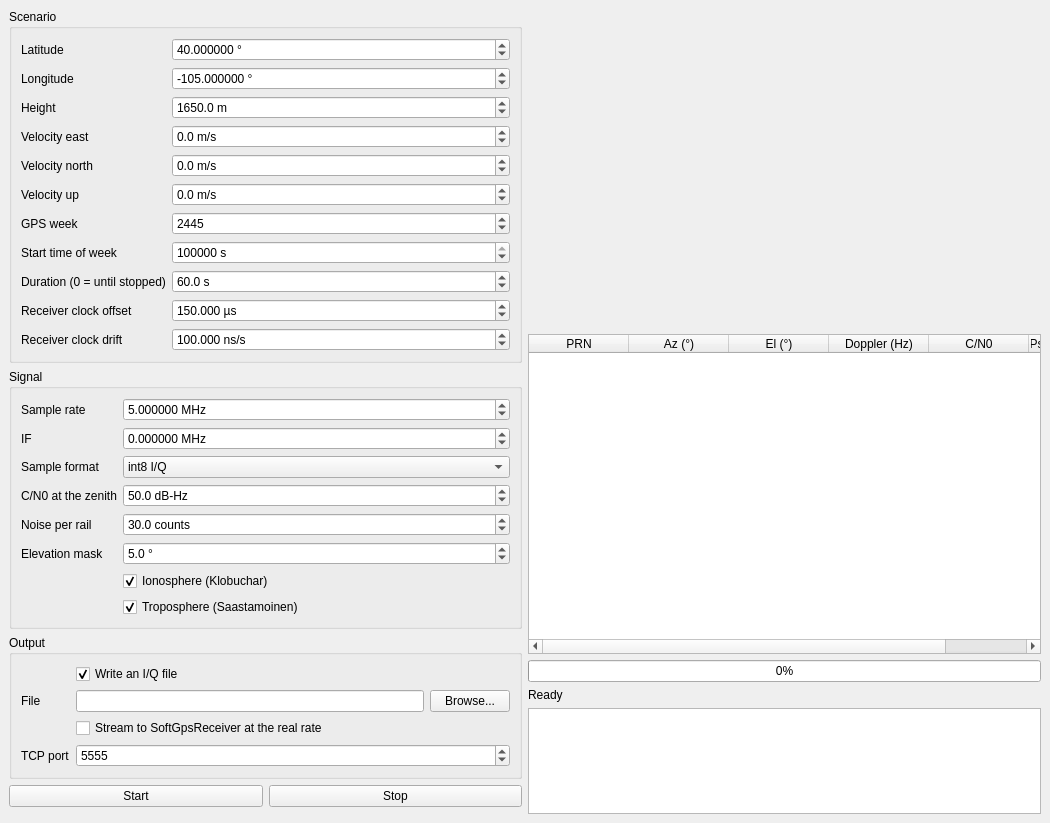
Before: the Qt Designer form mainwindow.ui in smilima/GPSSim, drawn with Qt 5.
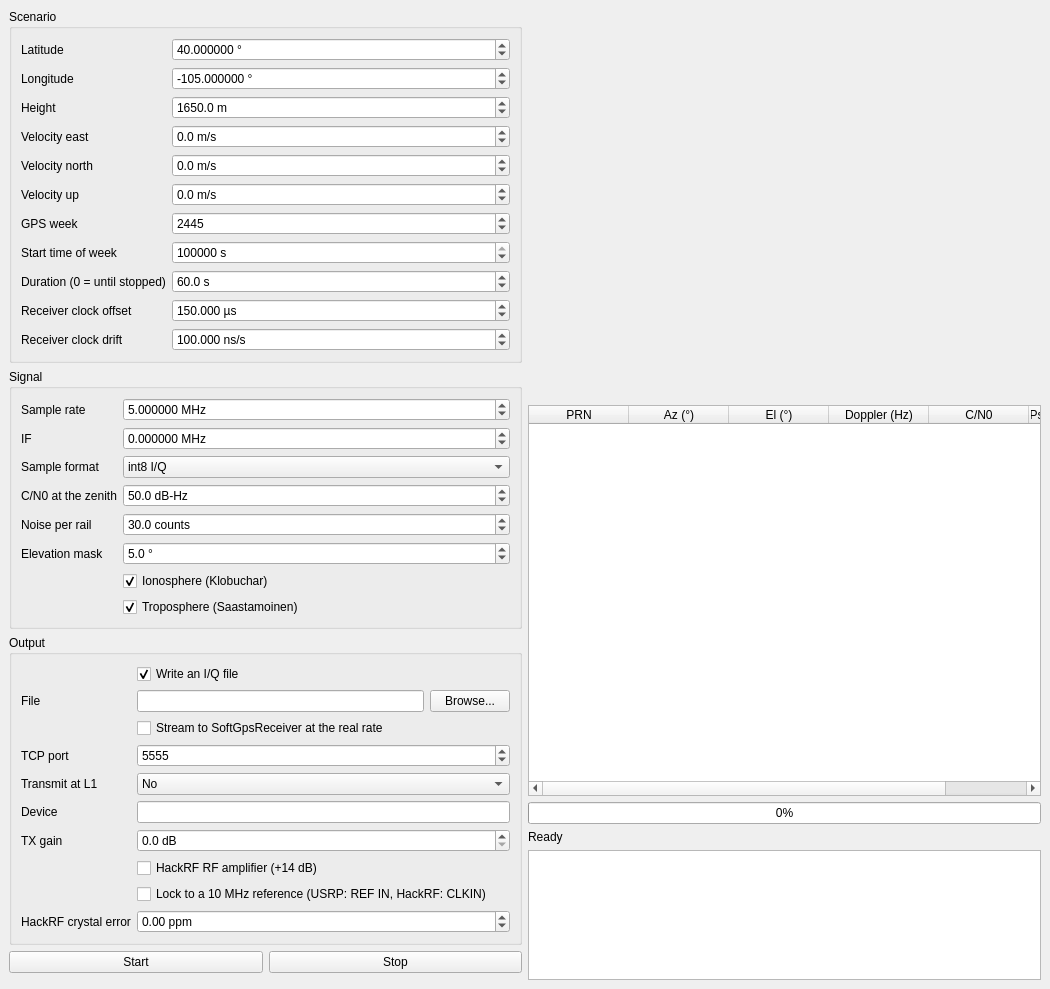
After: the same form once the commit is applied. Custom widgets are drawn as their Qt base class.

Commit message: Transmit the simulation from a USRP or a HackRF One

Patch:
```diff
--- a/mainwindow.ui
+++ b/mainwindow.ui
@@ -5,7 +5,7 @@
 <property name="windowTitle"><string>GPSSim</string></property>
 <widget class="QWidget" name="centralwidget"><layout class="QHBoxLayout" name="mainLayout">
 <item><layout class="QVBoxLayout" name="leftColumn">
-<item><widget class="QGroupBox" name="scenarioBox"><property name="title"><string>Scenario</string></property><layout class="QFormLayout" name="scenarioBoxForm"><item row="0" column="0"><widget class="QLabel" name="scenarioBoxL0"><property name="text"><string>Latitude</string></property></widget></item><item row="0" column="1"><widget class="QDoubleSpinBox" name="latSpin"><property name="suffix"><string> °</string></property><property name="decimals"><number>6</number></property><property name="minimum"><double>-90</double></property><property name="maximum"><double>90</double></property><property name="value"><double>40</double></property></widget></item><item row="1" column="0"><widget class="QLabel" name="scenarioBoxL1"><property name="text"><string>Longitude</string></property></widget></item><item row="1" column="1"><widget class="QDoubleSpinBox" name="lonSpin"><property name="suffix"><string> °</string></property><property name="decimals"><number>6</number></property><property name="minimum"><double>-180</double></property><property name="maximum"><double>180</double></property><property name="value"><double>-105</double></property></widget></item><item row="2" column="0"><widget class="QLabel" name="scenarioBoxL2"><property name="text"><string>Height</string></property></widget></item><item row="2" column="1"><widget class="QDoubleSpinBox" name="altSpin"><property name="suffix"><string> m</string></property><property name="decimals"><number>1</number></property><property name="minimum"><double>-400</double></property><property name="maximum"><double>100000</double></property><property name="value"><double>1650</double></property></widget></item><item row="3" column="0"><widget class="QLabel" name="scenarioBoxL3"><property name="text"><string>Velocity east</string></property></widget></item><item row="3" column="1"><widget class="QDoubleSpinBox" name="velEastSpin"><property name="suffix"><string> m/s</string></property><property name="decimals"><number>1</number></property><property name="minimum"><double>-10000</double></property><property name="maximum"><double>10000</double></property><property name="value"><double>0</double></property></widget></item><item row="4" column="0"><widget class="QLabel" name="scenarioBoxL4"><property name="text"><string>Velocity north</string></property></widget></item><item row="4" column="1"><widget class="QDoubleSpinBox" name="velNorthSpin"><property name="suffix"><string> m/s</string></property><property name="decimals"><number>1</number></property><property name="minimum"><double>-10000</double></property><property name="maximum"><double>10000</double></property><property name="value"><double>0</double></property></widget></item><item row="5" column="0"><widget class="QLabel" name="scenarioBoxL5"><property name="text"><string>Velocity up</string></property></widget></item><item row="5" column="1"><widget class="QDoubleSpinBox" name="velUpSpin"><property name="suffix"><string> m/s</string></property><property name="decimals"><number>1</number></property><property name="minimum"><double>-10000</double></property><property name="maximum"><double>10000</double></property><property name="value"><double>0</double></property></widget></item><item row="6" column="0"><widget class="QLabel" name="scenarioBoxL6"><property name="text"><string>GPS week</string></property></widget></item><item row="6" column="1"><widget class="QSpinBox" name="weekSpin"><property name="suffix"><string></string></property><property name="minimum"><number>0</number></property><property name="maximum"><number>9999</number></property><property name="value"><number>2445</number></property></widget></item><item row="7" column="0"><widget class="QLabel" name="scenarioBoxL7"><property name="text"><string>Start time of week</string></property></widget></item><item row="7" column="1"><widget class="QSpinBox" name="towSpin"><property name="suffix"><string> s</string></property><property name="minimum"><number>0</number></property><property name="maximum"><number>604799</number></property><property name="value"><number>345600</number></property></widget></item><item row="8" column="0"><widget class="QLabel" name="scenarioBoxL8"><property name="text"><string>Duration (0 = until stopped)</string></property></widget></item><item row="8" column="1"><widget class="QDoubleSpinBox" name="secondsSpin"><property name="suffix"><string> s</string></property><property name="decimals"><number>1</number></property><property name="minimum"><double>0</double></property><property name="maximum"><double>86400</double></property><property name="value"><double>60</double></property></widget></item><item row="9" column="0"><widget class="QLabel" name="scenarioBoxL9"><property name="text"><string>Receiver clock offset</string></property></widget></item><item row="9" column="1"><widget class="QDoubleSpinBox" name="biasSpin"><property name="suffix"><string> µs</string></property><property name="decimals"><number>3</number></property><property name="minimum"><double>-1000000</double></property><property name="maximum"><double>1000000</double></property><property name="value"><double>150</double></property></widget></item><item row="10" column="0"><widget class="QLabel" name="scenarioBoxL10"><property name="text"><string>Receiver clock drift</string></property></widget></item><item row="10" column="1"><widget class="QDoubleSpinBox" name="driftSpin"><property name="suffix"><string> ns/s</string></property><property name="decimals"><number>3</number></property><property name="minimum"><double>-10000</double></property><property name="maximum"><double>10000</double></property><property name="value"><double>100</double></property></widget></item></layout></widget></item><item><widget class="QGroupBox" name="signalBox"><property name="title"><string>Signal</string></property><layout class="QFormLayout" name="signalBoxForm"><item row="0" column="0"><widget class="QLabel" name="signalBoxL0"><property name="text"><string>Sample rate</string></property></widget></item><item row="0" column="1"><widget class="QDoubleSpinBox" name="fsSpin"><property name="suffix"><string> MHz</string></property><property name="decimals"><number>6</number></property><property name="minimum"><double>2.046</double></property><property name="maximum"><double>100</double></property><property name="value"><double>5</double></property></widget></item><item row="1" column="0"><widget class="QLabel" name="signalBoxL1"><property name="text"><string>IF</string></property></widget></item><item row="1" column="1"><widget class="QDoubleSpinBox" name="ifSpin"><property name="suffix"><string> MHz</string></property><property name="decimals"><number>6</number></property><property name="minimum"><double>-50</double></property><property name="maximum"><double>50</double></property><property name="value"><double>0</double></property></widget></item><item row="2" column="0"><widget class="QLabel" name="signalBoxL2"><property name="text"><string>Sample format</string></property></widget></item><item row="2" column="1"><widget class="QComboBox" name="formatCombo"><item><property name="text"><string>int8 I/Q</string></property></item><item><property name="text"><string>int16 I/Q</string></property></item><item><property name="text"><string>int8 real</string></property></item><item><property name="text"><string>int16 real</string></property></item></widget></item><item row="3" column="0"><widget class="QLabel" name="signalBoxL3"><property name="text"><string>C/N0 at the zenith</string></property></widget></item><item row="3" column="1"><widget class="QDoubleSpinBox" name="cn0Spin"><property name="suffix"><string> dB-Hz</string></property><property name="decimals"><number>1</number></property><property name="minimum"><double>20</double></property><property name="maximum"><double>60</double></property><property name="value"><double>50</double></property></widget></item><item row="4" column="0"><widget class="QLabel" name="signalBoxL4"><property name="text"><string>Noise per rail</string></property></widget></item><item row="4" column="1"><widget class="QDoubleSpinBox" name="noiseSpin"><property name="suffix"><string> counts</string></property><property name="decimals"><number>1</number></property><property name="minimum"><double>1</double></property><property name="maximum"><double>60</double></property><property name="value"><double>30</double></property></widget></item><item row="5" column="0"><widget class="QLabel" name="signalBoxL5"><property name="text"><string>Elevation mask</string></property></widget></item><item row="5" column="1"><widget class="QDoubleSpinBox" name="maskSpin"><property name="suffix"><string> °</string></property><property name="decimals"><number>1</number></property><property name="minimum"><double>0</double></property><property name="maximum"><double>60</double></property><property name="value"><double>5</double></property></widget></item><item row="6" column="1"><widget class="QCheckBox" name="ionoCheck"><property name="text"><string>Ionosphere (Klobuchar)</string></property><property name="checked"><bool>true</bool></property></widget></item><item row="7" column="1"><widget class="QCheckBox" name="tropoCheck"><property name="text"><string>Troposphere (Saastamoinen)</string></property><property name="checked"><bool>true</bool></property></widget></item></layout></widget></item><item><widget class="QGroupBox" name="outputBox"><property name="title"><string>Output</string></property><layout class="QFormLayout" name="outputBoxForm"><item row="0" column="1"><widget class="QCheckBox" name="fileCheck"><property name="text"><string>Write an I/Q file</string></property><property name="checked"><bool>true</bool></property></widget></item><item row="1" column="0"><widget class="QLabel" name="outputBoxL1"><property name="text"><string>File</string></property></widget></item><item row="1" column="1"><layout class="QHBoxLayout" name="fileRow"><item><widget class="QLineEdit" name="fileEdit"/></item><item><widget class="QPushButton" name="browseButton"><property name="text"><string>Browse...</string></property></widget></item></layout></item><item row="2" column="1"><widget class="QCheckBox" name="streamCheck"><property name="text"><string>Stream to SoftGpsReceiver at the real rate</string></property><property name="checked"><bool>false</bool></property></widget></item><item row="3" column="0"><widget class="QLabel" name="outputBoxL3"><property name="text"><string>TCP port</string></property></widget></item><item row="3" column="1"><widget class="QSpinBox" name="portSpin"><property name="suffix"><string></string></property><property name="minimum"><number>1024</number></property><property name="maximum"><number>65535</number></property><property name="value"><number>5555</number></property></widget></item></layout></widget></item>
+<item><widget class="QGroupBox" name="scenarioBox"><property name="title"><string>Scenario</string></property><layout class="QFormLayout" name="scenarioBoxForm"><item row="0" column="0"><widget class="QLabel" name="scenarioBoxL0"><property name="text"><string>Latitude</string></property></widget></item><item row="0" column="1"><widget class="QDoubleSpinBox" name="latSpin"><property name="suffix"><string> °</string></property><property name="decimals"><number>6</number></property><property name="minimum"><double>-90</double></property><property name="maximum"><double>90</double></property><property name="value"><double>40</double></property></widget></item><item row="1" column="0"><widget class="QLabel" name="scenarioBoxL1"><property name="text"><string>Longitude</string></property></widget></item><item row="1" column="1"><widget class="QDoubleSpinBox" name="lonSpin"><property name="suffix"><string> °</string></property><property name="decimals"><number>6</number></property><property name="minimum"><double>-180</double></property><property name="maximum"><double>180</double></property><property name="value"><double>-105</double></property></widget></item><item row="2" column="0"><widget class="QLabel" name="scenarioBoxL2"><property name="text"><string>Height</string></property></widget></item><item row="2" column="1"><widget class="QDoubleSpinBox" name="altSpin"><property name="suffix"><string> m</string></property><property name="decimals"><number>1</number></property><property name="minimum"><double>-400</double></property><property name="maximum"><double>100000</double></property><property name="value"><double>1650</double></property></widget></item><item row="3" column="0"><widget class="QLabel" name="scenarioBoxL3"><property name="text"><string>Velocity east</string></property></widget></item><item row="3" column="1"><widget class="QDoubleSpinBox" name="velEastSpin"><property name="suffix"><string> m/s</string></property><property name="decimals"><number>1</number></property><property name="minimum"><double>-10000</double></property><property name="maximum"><double>10000</double></property><property name="value"><double>0</double></property></widget></item><item row="4" column="0"><widget class="QLabel" name="scenarioBoxL4"><property name="text"><string>Velocity north</string></property></widget></item><item row="4" column="1"><widget class="QDoubleSpinBox" name="velNorthSpin"><property name="suffix"><string> m/s</string></property><property name="decimals"><number>1</number></property><property name="minimum"><double>-10000</double></property><property name="maximum"><double>10000</double></property><property name="value"><double>0</double></property></widget></item><item row="5" column="0"><widget class="QLabel" name="scenarioBoxL5"><property name="text"><string>Velocity up</string></property></widget></item><item row="5" column="1"><widget class="QDoubleSpinBox" name="velUpSpin"><property name="suffix"><string> m/s</string></property><property name="decimals"><number>1</number></property><property name="minimum"><double>-10000</double></property><property name="maximum"><double>10000</double></property><property name="value"><double>0</double></property></widget></item><item row="6" column="0"><widget class="QLabel" name="scenarioBoxL6"><property name="text"><string>GPS week</string></property></widget></item><item row="6" column="1"><widget class="QSpinBox" name="weekSpin"><property name="suffix"><string></string></property><property name="minimum"><number>0</number></property><property name="maximum"><number>9999</number></property><property name="value"><number>2445</number></property></widget></item><item row="7" column="0"><widget class="QLabel" name="scenarioBoxL7"><property name="text"><string>Start time of week</string></property></widget></item><item row="7" column="1"><widget class="QSpinBox" name="towSpin"><property name="suffix"><string> s</string></property><property name="minimum"><number>0</number></property><property name="maximum"><number>604799</number></property><property name="value"><number>345600</number></property></widget></item><item row="8" column="0"><widget class="QLabel" name="scenarioBoxL8"><property name="text"><string>Duration (0 = until stopped)</string></property></widget></item><item row="8" column="1"><widget class="QDoubleSpinBox" name="secondsSpin"><property name="suffix"><string> s</string></property><property name="decimals"><number>1</number></property><property name="minimum"><double>0</double></property><property name="maximum"><double>86400</double></property><property name="value"><double>60</double></property></widget></item><item row="9" column="0"><widget class="QLabel" name="scenarioBoxL9"><property name="text"><string>Receiver clock offset</string></property></widget></item><item row="9" column="1"><widget class="QDoubleSpinBox" name="biasSpin"><property name="suffix"><string> µs</string></property><property name="decimals"><number>3</number></property><property name="minimum"><double>-1000000</double></property><property name="maximum"><double>1000000</double></property><property name="value"><double>150</double></property></widget></item><item row="10" column="0"><widget class="QLabel" name="scenarioBoxL10"><property name="text"><string>Receiver clock drift</string></property></widget></item><item row="10" column="1"><widget class="QDoubleSpinBox" name="driftSpin"><property name="suffix"><string> ns/s</string></property><property name="decimals"><number>3</number></property><property name="minimum"><double>-10000</double></property><property name="maximum"><double>10000</double></property><property name="value"><double>100</double></property></widget></item></layout></widget></item><item><widget class="QGroupBox" name="signalBox"><property name="title"><string>Signal</string></property><layout class="QFormLayout" name="signalBoxForm"><item row="0" column="0"><widget class="QLabel" name="signalBoxL0"><property name="text"><string>Sample rate</string></property></widget></item><item row="0" column="1"><widget class="QDoubleSpinBox" name="fsSpin"><property name="suffix"><string> MHz</string></property><property name="decimals"><number>6</number></property><property name="minimum"><double>2.046</double></property><property name="maximum"><double>100</double></property><property name="value"><double>5</double></property></widget></item><item row="1" column="0"><widget class="QLabel" name="signalBoxL1"><property name="text"><string>IF</string></property></widget></item><item row="1" column="1"><widget class="QDoubleSpinBox" name="ifSpin"><property name="suffix"><string> MHz</string></property><property name="decimals"><number>6</number></property><property name="minimum"><double>-50</double></property><property name="maximum"><double>50</double></property><property name="value"><double>0</double></property></widget></item><item row="2" column="0"><widget class="QLabel" name="signalBoxL2"><property name="text"><string>Sample format</string></property></widget></item><item row="2" column="1"><widget class="QComboBox" name="formatCombo"><item><property name="text"><string>int8 I/Q</string></property></item><item><property name="text"><string>int16 I/Q</string></property></item><item><property name="text"><string>int8 real</string></property></item><item><property name="text"><string>int16 real</string></property></item></widget></item><item row="3" column="0"><widget class="QLabel" name="signalBoxL3"><property name="text"><string>C/N0 at the zenith</string></property></widget></item><item row="3" column="1"><widget class="QDoubleSpinBox" name="cn0Spin"><property name="suffix"><string> dB-Hz</string></property><property name="decimals"><number>1</number></property><property name="minimum"><double>20</double></property><property name="maximum"><double>60</double></property><property name="value"><double>50</double></property></widget></item><item row="4" column="0"><widget class="QLabel" name="signalBoxL4"><property name="text"><string>Noise per rail</string></property></widget></item><item row="4" column="1"><widget class="QDoubleSpinBox" name="noiseSpin"><property name="suffix"><string> counts</string></property><property name="decimals"><number>1</number></property><property name="minimum"><double>1</double></property><property name="maximum"><double>60</double></property><property name="value"><double>30</double></property></widget></item><item row="5" column="0"><widget class="QLabel" name="signalBoxL5"><property name="text"><string>Elevation mask</string></property></widget></item><item row="5" column="1"><widget class="QDoubleSpinBox" name="maskSpin"><property name="suffix"><string> °</string></property><property name="decimals"><number>1</number></property><property name="minimum"><double>0</double></property><property name="maximum"><double>60</double></property><property name="value"><double>5</double></property></widget></item><item row="6" column="1"><widget class="QCheckBox" name="ionoCheck"><property name="text"><string>Ionosphere (Klobuchar)</string></property><property name="checked"><bool>true</bool></property></widget></item><item row="7" column="1"><widget class="QCheckBox" name="tropoCheck"><property name="text"><string>Troposphere (Saastamoinen)</string></property><property name="checked"><bool>true</bool></property></widget></item></layout></widget></item><item><widget class="QGroupBox" name="outputBox"><property name="title"><string>Output</string></property><layout class="QFormLayout" name="outputBoxForm"><item row="0" column="1"><widget class="QCheckBox" name="fileCheck"><property name="text"><string>Write an I/Q file</string></property><property name="checked"><bool>true</bool></property></widget></item><item row="1" column="0"><widget class="QLabel" name="outputBoxL1"><property name="text"><string>File</string></property></widget></item><item row="1" column="1"><layout class="QHBoxLayout" name="fileRow"><item><widget class="QLineEdit" name="fileEdit"/></item><item><widget class="QPushButton" name="browseButton"><property name="text"><string>Browse...</string></property></widget></item></layout></item><item row="2" column="1"><widget class="QCheckBox" name="streamCheck"><property name="text"><string>Stream to SoftGpsReceiver at the real rate</string></property><property name="checked"><bool>false</bool></property></widget></item><item row="3" column="0"><widget class="QLabel" name="outputBoxL3"><property name="text"><string>TCP port</string></property></widget></item><item row="3" column="1"><widget class="QSpinBox" name="portSpin"><property name="suffix"><string></string></property><property name="minimum"><number>1024</number></property><property name="maximum"><number>65535</number></property><property name="value"><number>5555</number></property></widget></item><item row="4" column="0"><widget class="QLabel" name="outputBoxL4"><property name="text"><string>Transmit at L1</string></property></widget></item><item row="4" column="1"><widget class="QComboBox" name="radioCombo"><item><property name="text"><string>No</string></property></item><item><property name="text"><string>On a USRP (through UHD)</string></property></item><item><property name="text"><string>On a HackRF One</string></property></item></widget></item><item row="5" column="0"><widget class="QLabel" name="outputBoxL5"><property name="text"><string>Device</string></property></widget></item><item row="5" column="1"><widget class="QLineEdit" name="radioDeviceEdit"/></item><item row="6" column="0"><widget class="QLabel" name="outputBoxL6"><property name="text"><string>TX gain</string></property></widget></item><item row="6" column="1"><widget class="QDoubleSpinBox" name="radioGainSpin"><property name="suffix"><string> dB</string></property><property name="decimals"><number>1</number></property><property name="minimum"><double>0</double></property><property name="maximum"><double>90</double></property><property name="singleStep"><double>0.5</double></property><property name="value"><double>0</double></property></widget></item><item row="7" column="1"><widget class="QCheckBox" name="radioAmpCheck"><property name="text"><string>HackRF RF amplifier (+14 dB)</string></property><property name="checked"><bool>false</bool></property></widget></item><item row="8" column="1"><widget class="QCheckBox" name="radioRefCheck"><property name="text"><string>Lock to a 10 MHz reference (USRP: REF IN, HackRF: CLKIN)</string></property><property name="checked"><bool>false</bool></property></widget></item><item row="9" column="0"><widget class="QLabel" name="outputBoxL9"><property name="text"><string>HackRF crystal error</string></property></widget></item><item row="9" column="1"><widget class="QDoubleSpinBox" name="radioPpmSpin"><property name="toolTip"><string>Positive when the HackRF runs fast. GPSSim retunes the carrier and the sample rate to make up for it.</string></property><property name="suffix"><string> ppm</string></property><property name="decimals"><number>2</number></property><property name="minimum"><double>-100</double></property><property name="maximum"><double>100</double></property><property name="singleStep"><double>0.1</double></property><property name="value"><double>0</double></property></widget></item></layout></widget></item>
 <item><layout class="QHBoxLayout" name="buttons"><item><widget class="QPushButton" name="startButton"><property name="text"><string>Start</string></property></widget></item><item><widget class="QPushButton" name="stopButton"><property name="text"><string>Stop</string></property></widget></item></layout></item>
 <item><spacer name="leftSpacer"><property name="orientation"><enum>Qt::Vertical</enum></property></spacer></item>
 </layout></item>
```
The commit also changes 12 other files.
